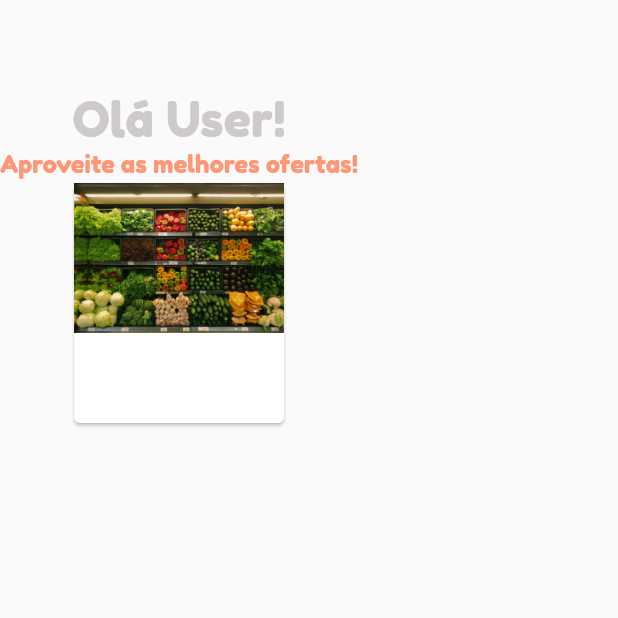
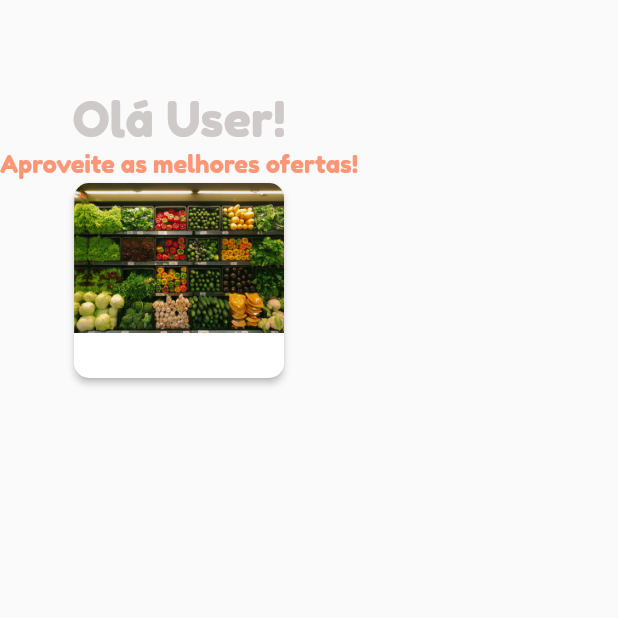
Before and after one commit to FelipeMaced0/simple_market, a Flutter app: the Home screen opened by its route, on a phone screen of 412 x 824 dp, the top half of it. Run offline on Flutter 3.47's test engine with Material 2 defaults, Android fonts, the phone set to English and light mode, and no system bars; our stand-ins replace flutter_svg.

Commit message:
feature: adaptable added

```diff
--- a/lib/main.dart
+++ b/lib/main.dart
@@ -12,7 +12,7 @@ class MyApp extends StatelessWidget {
   @override
   Widget build(BuildContext context) {
     return MaterialApp(
-      initialRoute: "/",
+      initialRoute: "/Home",
       routes: {
         "/": (context) => const Login(),
         "/Home": (context) => Home(),
--- a/lib/screens/home.dart
+++ b/lib/screens/home.dart
@@ -1,5 +1,6 @@
 import 'package:flutter/material.dart';
 import 'package:simple_market/constants/text_constants.dart';
+import 'package:simple_market/widgets/card_img.dart';
 
 class Home extends StatefulWidget {
   Home({Key? key}) : super(key: key);
@@ -15,38 +16,25 @@ class _HomeState extends State<Home> {
       body: Column(
         children: [
           Container(
-            margin: EdgeInsets.fromLTRB(0, 60, 0, 0),
+            margin: const EdgeInsets.fromLTRB(0, 60, 0, 0),
             child: Column(
               children: [
                 Text(
                   "Olá User!",
                   style: defaultTextStyle.copyWith(
-                      fontSize: 32, color: Color(0xFFCFCACA)),
+                      fontSize: 32, color: const Color(0xFFCFCACA)),
                 ),
                 Text(
                   "Aproveite as melhores ofertas!",
                   style: defaultTextStyle.copyWith(
-                      fontSize: 16, color: Color(0xFFFF9675)),
+                      fontSize: 16, color: const Color(0xFFFF9675)),
                 ),
-                Card(
-                  child: Column(
-                    mainAxisAlignment: MainAxisAlignment.start,
-                    children: [
-                      SizedBox(
-                        width: 140,
-                        height: 100,
-                        child: Image.asset(
-                          "images/nrd-D6Tu_L3chLE-unsplash.jpg",
-                          fit: BoxFit.fill,
-                        ),
-                      ),
-                      SizedBox(
-                        width: 140,
-                        height: 60,
-                      )
-                    ],
-                  ),
-                )
+                const CardImg(
+                  width: 140,
+                  height: 100,
+                  quarterTurns: 0,
+                  child: SizedBox(width: 140, height: 30,),
+                ),
               ],
             ),
           )
--- /dev/null
+++ b/lib/widgets/card_img.dart
@@ -0,0 +1,82 @@
+import 'package:flutter/material.dart';
+
+const BorderRadius bottom = BorderRadius.only(
+  topLeft: Radius.circular(10.0),
+  topRight: Radius.circular(10.0),
+);
+
+const BorderRadius right = BorderRadius.only(
+  topLeft: Radius.circular(10.0),
+  bottomLeft: Radius.circular(10.0),
+);
+
+const BorderRadius left = BorderRadius.only(
+  topRight: Radius.circular(10.0),
+  bottomRight: Radius.circular(10.0),
+);
+
+const BorderRadius top = BorderRadius.only(
+  bottomLeft: Radius.circular(10.0),
+  bottomRight: Radius.circular(10.0),
+);
+
+class CardImg extends StatefulWidget {
+  const CardImg(
+      {Key? key,
+      this.quarterTurns = 0,
+      this.width = 140,
+      this.height = 100,
+      required this.child,
+    })
+      : super(key: key);
+
+  final int quarterTurns;
+  final double width;
+  final double height;
+  final Widget child;
+
+  @override
+  State<CardImg> createState() => _CardImgState();
+}
+
+class _CardImgState extends State<CardImg> {
+  @override
+  Widget build(BuildContext context) {
+    final int _quarterTurns = widget.quarterTurns;
+    final double _width = widget.width;
+    final double _height = widget.height;
+    final Widget _child = widget.child;
+
+    return RotatedBox(
+      quarterTurns: _quarterTurns,
+      child: Card(
+        shape: RoundedRectangleBorder(
+          borderRadius: BorderRadius.circular(10.0),
+        ),
+        elevation: 2.0,
+        child: Column(
+          children: [
+            SizedBox(
+              width: _width,
+              height: _height,
+              child: RotatedBox(
+                quarterTurns: -1 * _quarterTurns,
+                child: Container(
+                  constraints: const BoxConstraints.expand(),
+                  decoration: BoxDecoration(
+                    image: const DecorationImage(
+                      image: AssetImage("images/nrd-D6Tu_L3chLE-unsplash.jpg"),
+                      fit: BoxFit.cover,
+                    ),
+                    borderRadius: (_quarterTurns % 4 == 0 ? bottom : (_quarterTurns % 4 == 1 ? left : (_quarterTurns % 4 == 2 ? top : right))),
+                  ),
+                ),
+              ),
+            ),
+            _child
+          ],
+        ),
+      ),
+    );
+  }
+}
```
